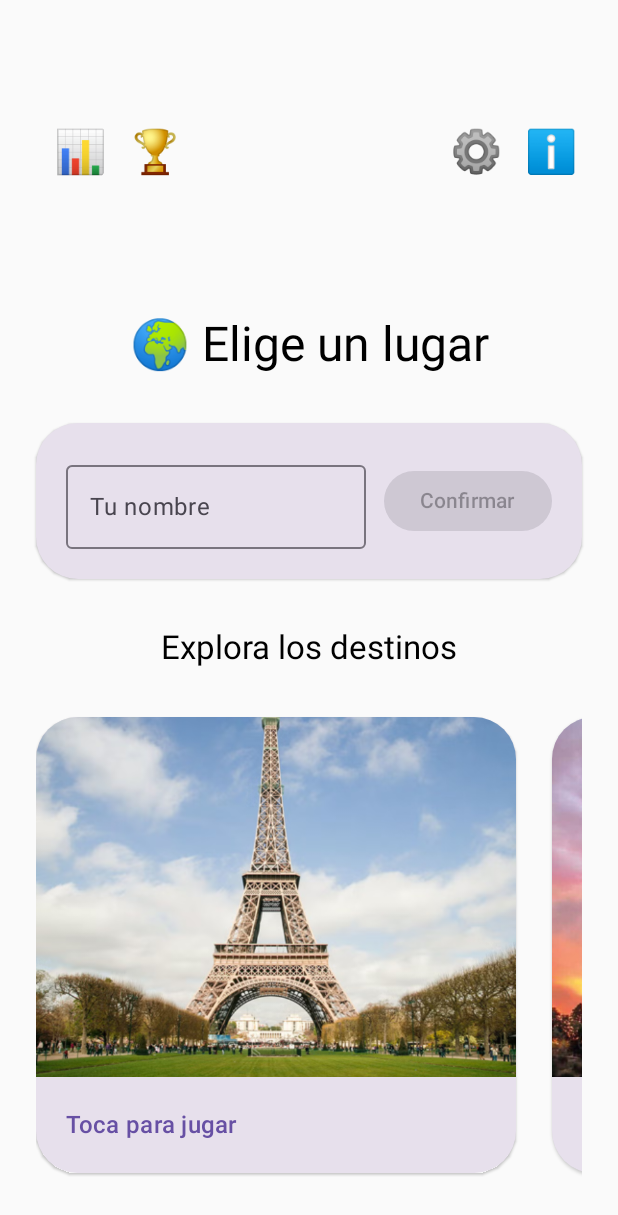
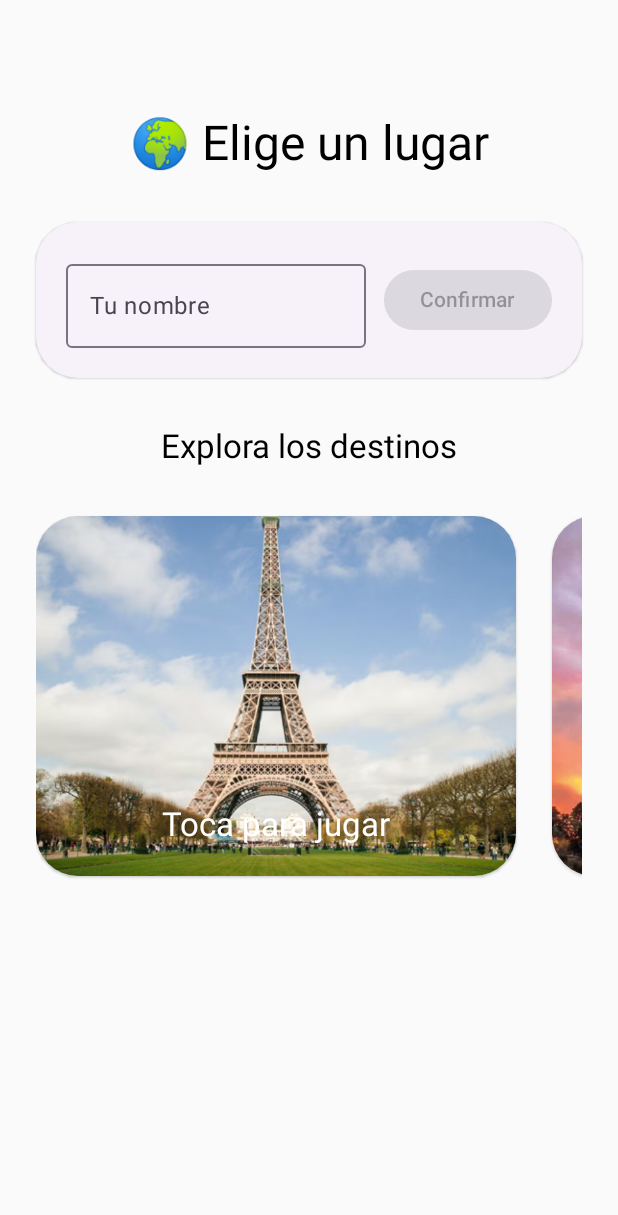
Before and after one commit to samuuudev/JuegoGeolocalizacion, an Android app built with Jetpack Compose: the carrousel screen opened through its navigation route, on a phone screen of 412 x 824 dp. Shown: the top 1215 px of the screen. Run offline under Robolectric (Android 15) with nearby library versions, the light colour scheme and no system bars.

Commit message:
Mejorando el juego

```diff
--- /dev/null
+++ b/app/src/main/java/com/mycompany/juegogeolocalizacion/datos/EstadoJuego.kt
@@ -0,0 +1,16 @@
+package com.mycompany.juegogeolocalizacion.datos
+
+import androidx.compose.runtime.mutableStateMapOf
+import androidx.compose.runtime.mutableStateOf
+
+object EstadoJuego {
+    // Nombre del jugador
+    var nombreJugador = mutableStateOf("")
+
+    // Resultado sitio
+    val resultadoSitio = mutableStateMapOf<Int, Boolean>()
+
+    fun juegoCompletado(totalSitios: Int): Boolean {
+        return resultadoSitio.size == totalSitios
+    }
+}
--- a/app/src/main/java/com/mycompany/juegogeolocalizacion/pantallas/PantallaSeleccionNivel.kt
+++ b/app/src/main/java/com/mycompany/juegogeolocalizacion/pantallas/PantallaSeleccionNivel.kt
@@ -51,7 +51,8 @@ fun PantallaSeleccionNivel(
                     onClick = {
                         navController.navigate(Navegador.PanelPunt.ruta)
                     },
-                    modifier = Modifier.size(50.dp)
+                    modifier = Modifier.size(50.dp),
+
                 ) {
                     Text(
                         text = "📊",
--- a/app/src/main/java/com/mycompany/juegogeolocalizacion/pantallas/PantallaSitiosCarrousel.kt
+++ b/app/src/main/java/com/mycompany/juegogeolocalizacion/pantallas/PantallaSitiosCarrousel.kt
@@ -3,6 +3,7 @@ package com.mycompany.juegogeolocalizacion.pantallas
 import android.util.Log
 import androidx.compose.foundation.Image
 import androidx.compose.foundation.layout.Arrangement
+import androidx.compose.foundation.layout.Box
 import androidx.compose.foundation.layout.Column
 import androidx.compose.foundation.layout.Row
 import androidx.compose.foundation.layout.Spacer
@@ -10,18 +11,16 @@ import androidx.compose.foundation.layout.fillMaxSize
 import androidx.compose.foundation.layout.fillMaxWidth
 import androidx.compose.foundation.layout.height
 import androidx.compose.foundation.layout.padding
-import androidx.compose.foundation.layout.size
 import androidx.compose.foundation.layout.width
 import androidx.compose.foundation.lazy.LazyRow
 import androidx.compose.foundation.lazy.items
-import androidx.compose.material3.CardDefaults
 import androidx.compose.material3.ElevatedCard
 import androidx.compose.material3.ExperimentalMaterial3Api
 import androidx.compose.material3.FilledTonalButton
 import androidx.compose.material3.MaterialTheme
 import androidx.compose.material3.OutlinedTextField
+import androidx.compose.material3.Surface
 import androidx.compose.material3.Text
-import androidx.compose.material3.TextButton
 import androidx.compose.runtime.Composable
 import androidx.compose.runtime.DisposableEffect
 import androidx.compose.runtime.getValue
@@ -34,12 +33,11 @@ import androidx.compose.ui.layout.ContentScale
 import androidx.compose.ui.res.painterResource
 import androidx.compose.ui.res.stringResource
 import androidx.compose.ui.unit.dp
-import androidx.compose.ui.unit.sp
 import androidx.navigation.NavController
 import com.mycompany.juegogeolocalizacion.R
+import com.mycompany.juegogeolocalizacion.datos.EstadoJuego
 import com.mycompany.juegogeolocalizacion.datos.Lugar
 import com.mycompany.juegogeolocalizacion.modelo.ImagenesSitios
-import com.mycompany.juegogeolocalizacion.navegacion.Navegador
 
 @OptIn(ExperimentalMaterial3Api::class)
 @Composable
@@ -56,8 +54,8 @@ fun PantallaSitiosCarrousel(
         }
     }
 
-    var nombreJugador by remember { mutableStateOf("") }
-    var nombreGuardado by remember { mutableStateOf(false) }
+    val nombreGuardado = EstadoJuego.nombreJugador.value.isNotBlank()
+    var nombreLocal by remember { mutableStateOf(EstadoJuego.nombreJugador.value) }
 
     Column(
         modifier = Modifier
@@ -69,65 +67,6 @@ fun PantallaSitiosCarrousel(
 
         Spacer(modifier = Modifier.height(20.dp))
 
-        Row(
-            modifier = Modifier.fillMaxWidth(),
-            horizontalArrangement = Arrangement.SpaceBetween,
-            verticalAlignment = Alignment.CenterVertically
-        ) {
-
-            Row {
-                TextButton(
-                    onClick = {
-                        navController.navigate(Navegador.PanelPunt.ruta)
-                    },
-                    modifier = Modifier.size(50.dp)
-                ) {
-                    Text(
-                        text = "📊",
-                        fontSize = 28.sp
-                    )
-                }
-                TextButton(
-                    onClick = {
-                        navController.navigate(Navegador.Records.ruta)
-                    },
-                    modifier = Modifier.size(50.dp)
-                ) {
-                    Text(
-                        "🏆",
-                        fontSize = 28.sp
-                    )
-                }
-            }
-
-            Row {
-                TextButton(
-                    onClick = {
-                        navController.navigate(Navegador.Ajustes.ruta)
-                    },
-                    modifier = Modifier.size(50.dp)
-                ) {
-                    Text(
-                        "⚙️",
-                        fontSize = 28.sp
-                    )
-                }
-                TextButton(
-                    onClick = {
-                        navController.navigate(Navegador.Sobre.ruta)
-                    },
-                    modifier = Modifier.size(50.dp)
-                ) {
-                    Text(
-                        "ℹ️",
-                        fontSize = 28.sp
-                    )
-                }
-            }
-        }
-
-        Spacer(modifier = Modifier.height(20.dp))
-
         Text(
             text = "🌍 ${stringResource(R.string.selecciona_lugar)}",
             style = MaterialTheme.typography.headlineLarge
@@ -135,10 +74,7 @@ fun PantallaSitiosCarrousel(
 
         ElevatedCard(
             modifier = Modifier.fillMaxWidth(),
-            shape = MaterialTheme.shapes.extraLarge,
-            colors = CardDefaults.elevatedCardColors(
-                containerColor = MaterialTheme.colorScheme.surfaceVariant
-            )
+            shape = MaterialTheme.shapes.extraLarge
         ) {
 
             Row(
@@ -150,8 +86,8 @@ fun PantallaSitiosCarrousel(
             ) {
 
                 OutlinedTextField(
-                    value = nombreJugador,
-                    onValueChange = { nombreJugador = it },
+                    value = nombreLocal,
+                    onValueChange = { nombreLocal = it },
                     modifier = Modifier.weight(1f),
                     label = { Text(stringResource(R.string.tuNombre)) },
                     singleLine = true,
@@ -159,8 +95,10 @@ fun PantallaSitiosCarrousel(
                 )
 
                 FilledTonalButton(
-                    onClick = { nombreGuardado = true },
-                    enabled = nombreJugador.isNotBlank() && !nombreGuardado
+                    onClick = {
+                        EstadoJuego.nombreJugador.value = nombreLocal
+                    },
+                    enabled = nombreLocal.isNotBlank() && !nombreGuardado
                 ) {
                     Text(stringResource(R.string.confirmar))
                 }
@@ -172,13 +110,14 @@ fun PantallaSitiosCarrousel(
             style = MaterialTheme.typography.titleLarge
         )
 
-        // 🔹 Carrusel grande
         LazyRow(
             horizontalArrangement = Arrangement.spacedBy(24.dp),
             modifier = Modifier.fillMaxWidth()
         ) {
 
             items(sitios) { sitio ->
+
+                val resultado = EstadoJuego.resultadoSitio[sitio.id]
 
                 ElevatedCard(
                     onClick = {
@@ -187,13 +126,10 @@ fun PantallaSitiosCarrousel(
                         }
                     },
                     shape = MaterialTheme.shapes.extraLarge,
-                    modifier = Modifier.width(320.dp),
-                    colors = CardDefaults.elevatedCardColors(
-                        containerColor = MaterialTheme.colorScheme.surfaceVariant
-                    )
+                    modifier = Modifier.width(320.dp)
                 ) {
 
-                    Column {
+                    Box {
 
                         Image(
                             painter = painterResource(id = sitio.imagen),
@@ -204,15 +140,28 @@ fun PantallaSitiosCarrousel(
                             contentScale = ContentScale.Crop
                         )
 
-                        Column(
-                            modifier = Modifier.padding(20.dp),
-                            horizontalAlignment = Alignment.CenterHorizontally
+                        // Overlay si acertado/fallado
+                        if (resultado != null) {
+                            Surface(
+                                modifier = Modifier
+                                    .matchParentSize(),
+                                color = if (resultado)
+                                    MaterialTheme.colorScheme.primary.copy(alpha = 0.35f)
+                                else
+                                    MaterialTheme.colorScheme.error.copy(alpha = 0.35f)
+                            ) {}
+                        }
+
+                        Box(
+                            modifier = Modifier
+                                .matchParentSize()
+                                .padding(20.dp),
+                            contentAlignment = Alignment.BottomCenter
                         ) {
-
                             Text(
-                                text = "Toca para jugar",
-                                style = MaterialTheme.typography.titleMedium,
-                                color = MaterialTheme.colorScheme.primary
+                                text = stringResource(R.string.tocar),
+                                style = MaterialTheme.typography.titleLarge,
+                                color = MaterialTheme.colorScheme.onPrimary
                             )
                         }
                     }
--- a/app/src/main/res/values/strings.xml
+++ b/app/src/main/res/values/strings.xml
@@ -36,5 +36,7 @@
     <string name="errorNivel">Error: No se ha seleccionado ningún nivel</string>
     <string name="errorSitio">Error: No se encontró el sitio con ID</string>
     <string name="tuNombre">Tu nombre</string>
+    <string name="tocar">Toca para jugar</string>
+    <string name="noPunt">No hay puntuaciones registradas</string>
 
 </resources>
```
Also changed, not shown: app/src/main/java/com/mycompany/juegogeolocalizacion/datos/PuntuacionesRepo.kt (+8 -7 lines), app/src/main/java/com/mycompany/juegogeolocalizacion/pantallas/PantallaJuego.kt (+67 -115 lines), app/src/main/java/com/mycompany/juegogeolocalizacion/pantallas/PantallaPuntuaciones.kt (+33 -40 lines), 2 other files.
